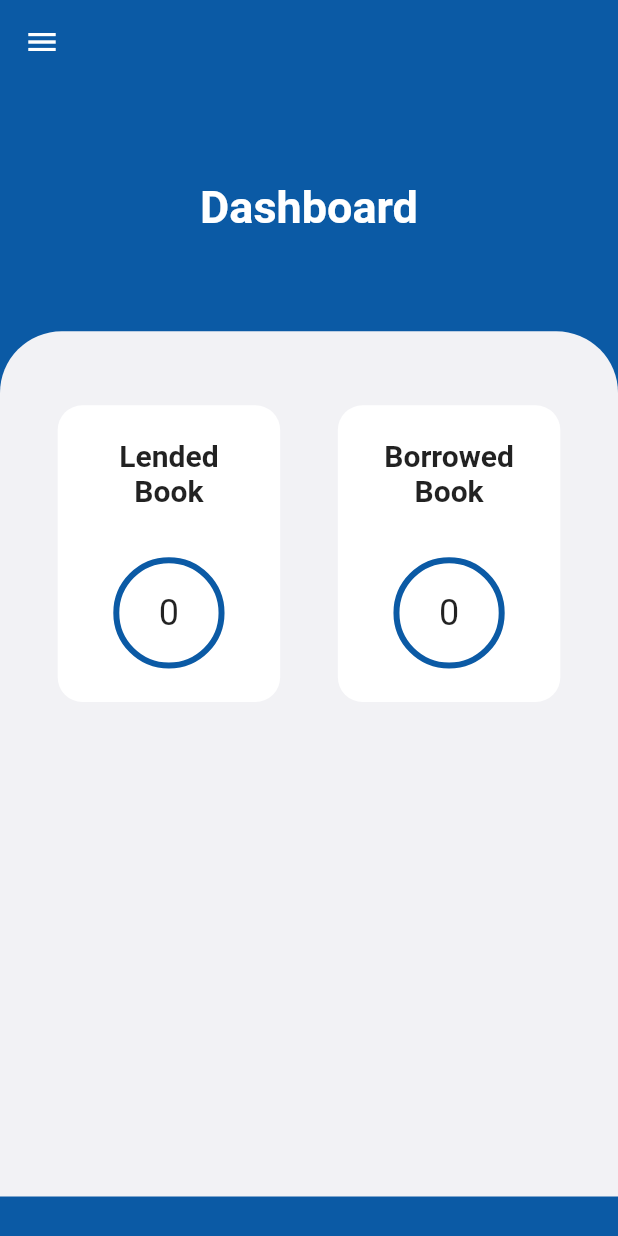
After one commit to pushti0112/BookHook, a Flutter app: the DashboardScreen screen opened directly, on a phone screen of 412 x 824 dp. The commit adds this screen. Run offline on Flutter 3.47's test engine with Material 2 defaults, Android fonts, the phone set to English and light mode, and no system bars; our stand-ins replace cool_alert, flutter_svg, shared_preferences, sizer; accounts and stored records are empty.

Commit message:
Dashboard UI

```diff
--- a/lib/main.dart
+++ b/lib/main.dart
@@ -1,3 +1,5 @@
+import 'package:book_hook/view/DashboardScreen.dart';
+import 'package:book_hook/view/HomeScreen.dart';
 import 'package:flutter/material.dart';
 import 'provider/UserProvider.dart';
 import 'view/SplashScreen.dart';
--- /dev/null
+++ b/lib/view/DashboardScreen.dart
@@ -0,0 +1,106 @@
+// ignore_for_file: prefer_const_constructors
+
+import 'package:book_hook/global/AppColors.dart';
+import 'package:flutter/material.dart';
+import 'package:flutter/src/widgets/container.dart';
+import 'package:flutter/src/widgets/framework.dart';
+import 'package:sizer/sizer.dart';
+class DashboardScreen extends StatefulWidget {
+  const DashboardScreen({super.key});
+
+  @override
+  State<DashboardScreen> createState() => _DashboardScreenState();
+}
+
+class _DashboardScreenState extends State<DashboardScreen> {
+  @override
+  Widget build(BuildContext context) {
+    return Scaffold(
+      drawer: Drawer(),
+      appBar: AppBar(
+        backgroundColor: AppColors.primary,
+        elevation: 0,
+      ),
+      backgroundColor: AppColors.primary,
+      body: Column(
+        children: [
+          SizedBox(
+            height: 20.h,
+            child: Center(
+              child: Text(
+                "Dashboard",
+                style: TextStyle(
+                  color: Colors.white,
+                  fontWeight: FontWeight.bold,
+                  fontSize: 30
+                ),
+                ),
+             ),
+          ),
+          Container(
+            height: 70.h,
+            decoration: BoxDecoration(
+              borderRadius: BorderRadius.only(topLeft: Radius.circular(5.h), topRight: Radius.circular(5.h)),
+              color: AppColors.light3,
+              ),
+              child: Row(
+                mainAxisAlignment: MainAxisAlignment.spaceEvenly,
+                crossAxisAlignment: CrossAxisAlignment.start,
+                // ignore: prefer_const_literals_to_create_immutables
+                children: [
+                  dashboardCard(text: "Lended", count: 0,id: 1),
+                  dashboardCard(text: "Borrowed",count: 0, id: 2),
+                ],
+              ),
+            ),
+        ],
+      ),
+    );
+  }
+}
+
+class dashboardCard extends StatelessWidget {
+  final String text;
+  final int count;
+  final int id;
+
+  const dashboardCard({super.key, required this.text, required this.count, required this.id});
+
+
+
+  @override
+  Widget build(BuildContext context) {
+    return Container(
+      height: 24.h,
+      width: 36.w,
+      margin: EdgeInsets.only(top: 6.h),
+      decoration: BoxDecoration(
+        color: Colors.white,
+        borderRadius: BorderRadius.circular(2.h),
+      ),
+      child: Expanded(
+        child: Column(
+          crossAxisAlignment: CrossAxisAlignment.center,
+          mainAxisAlignment: MainAxisAlignment.center,
+          children: [
+            Text(text, style: TextStyle(fontWeight: FontWeight.bold, fontSize: 20)),
+            Text("Book",style: TextStyle(fontWeight: FontWeight.bold, fontSize: 20)),
+            SizedBox(
+              height: 4.h,
+            ),
+            Container(
+              height: 18.w,
+              width: 18.w,
+              decoration: BoxDecoration(
+                border: Border.all(color: AppColors.primary, width: 4),
+                borderRadius: BorderRadius.circular(36.w),
+              ),
+              child: Center(child: Text("$count",
+                style: TextStyle(fontSize: 24),
+              ))),
+          ],
+        ),
+      ),
+    );
+  }
+}
--- a/lib/view/LoginScreen.dart
+++ b/lib/view/LoginScreen.dart
@@ -2,6 +2,7 @@
 import 'dart:convert';
 
 import 'package:book_hook/controller/LoginSignupController.dart';
+import 'package:book_hook/view/DashboardScreen.dart';
 import 'package:book_hook/view/HomeScreen.dart';
 import 'package:flutter/material.dart';
 import 'package:flutter/src/foundation/key.dart';
@@ -157,7 +158,8 @@ class _LoginScreenState extends State<LoginScreen> {
                             print(userProvider.user?.Status ?? 0);
                             if(userProvider.user!.Status==1)
                             {
-                              Navigator.pushReplacement(context, MaterialPageRoute(builder: (context) => HomeScreen()));
+                              // ignore: use_build_context_synchronously
+                              Navigator.pushReplacement(context, MaterialPageRoute(builder: (context) => DashboardScreen()));
                             }
                             else{
                               final snackBar = SnackBar(
```
Also changed, not shown: pubspec.lock.
